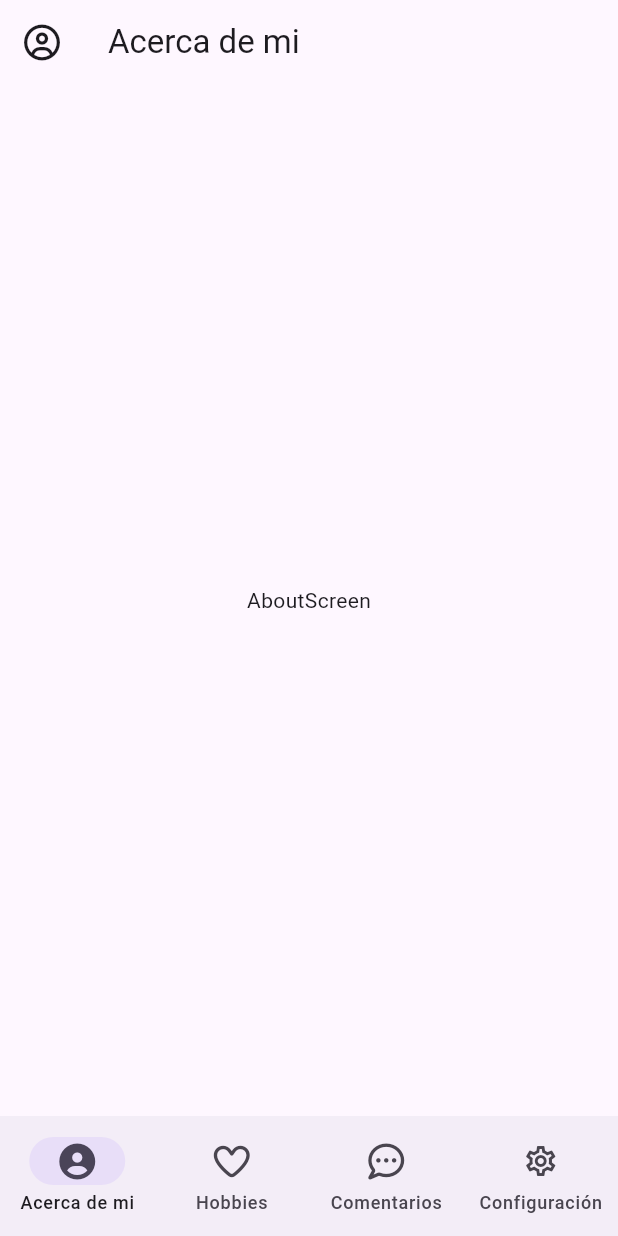
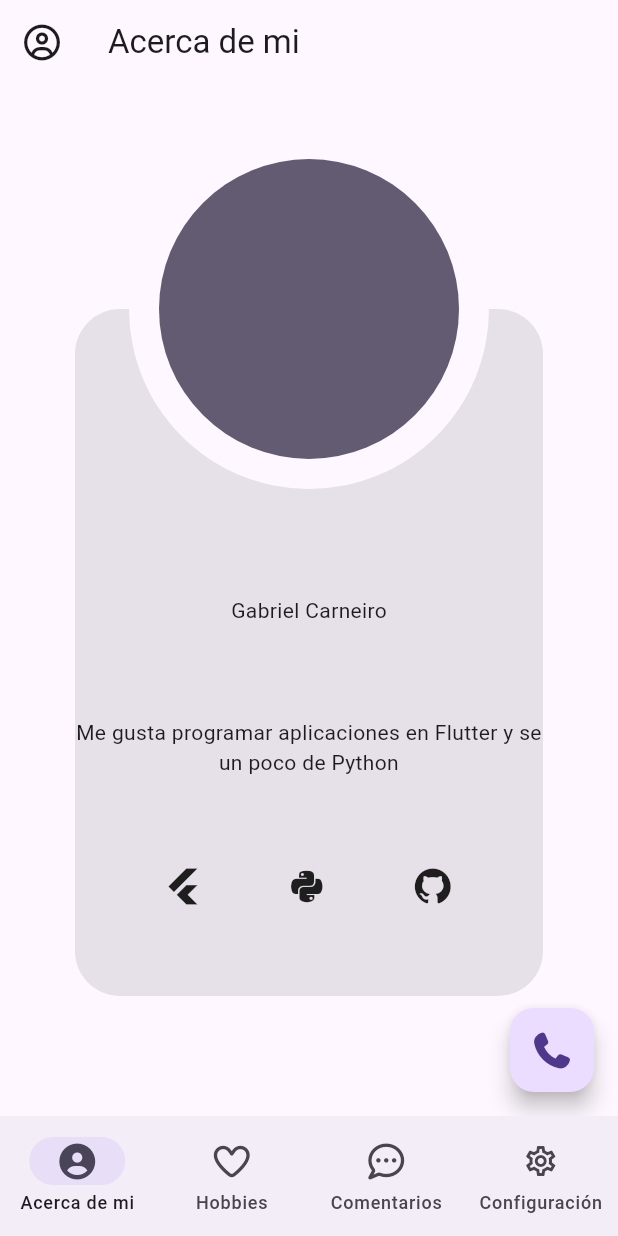
Before and after one commit to Acthel12/portafolio_gabriel, a Flutter app: the screen it shows after launch, on a phone screen of 412 x 824 dp. Run offline on Flutter 3.47's test engine with Material 3 defaults, Android fonts, the phone set to English and light mode, and no system bars; drawn by our look-alikes of flutter_expandable_fab; our stand-ins replace font_awesome_flutter.

Commit message:
feat(about): agregar pantalla de información con FAB expandible y descripción feat(languages): añadir nuevas cadenas de texto para la pantalla de información fix(main): desactivar banner de modo de depuración chore(dependencies): agregar flutter_expandable_fab como dependencia

```diff
--- a/lib/languages/languages.dart
+++ b/lib/languages/languages.dart
@@ -10,4 +10,16 @@ class Languages {
   static String config() {
     return ['Configuración', 'Config'][selectedLanguageIndex];
   }
+  static String description() {
+    return ['Me gusta programar aplicaciones en Flutter y se un poco de Python', 'I like programming applications in Flutter and I know a little bit about Python'][selectedLanguageIndex];
+  }
+  static String FAB1() {
+    return ['Informacion Completa', 'Complete Information'][selectedLanguageIndex];
+  }
+  static String FAB2() {
+    return ['Teléfono', 'Phone'][selectedLanguageIndex];
+  }
+  static String FAB3() {
+    return ['Correo', 'Mail'][selectedLanguageIndex];
+  }
 }
--- a/lib/main.dart
+++ b/lib/main.dart
@@ -10,7 +10,8 @@ class MainApp extends StatelessWidget {
 
   @override
   Widget build(BuildContext context) {
-    return  MaterialApp(
+    return MaterialApp(
+      debugShowCheckedModeBanner: false,
       routes: AppRoutes.routes,
       initialRoute: AppRoutes.initialRoute,
     );
--- a/lib/screens/about_screen.dart
+++ b/lib/screens/about_screen.dart
@@ -1,14 +1,133 @@
 import 'package:flutter/material.dart';
+import 'package:flutter_expandable_fab/flutter_expandable_fab.dart';
+import 'package:font_awesome_flutter/font_awesome_flutter.dart';
+import 'package:portafolio_gabriel/languages/languages.dart';
 
 class AboutScreen extends StatelessWidget {
-
   const AboutScreen({super.key});
 
   @override
   Widget build(BuildContext context) {
-    return const Scaffold(
-      body: Center(
-         child: Text('AboutScreen'),
+    final themeColors = Theme.of(context).colorScheme;
+
+
+    return Scaffold(
+      floatingActionButtonLocation: ExpandableFab.location,
+      floatingActionButton: ExpandableFab(
+        openButtonBuilder: RotateFloatingActionButtonBuilder(
+          child: const FaIcon(FontAwesomeIcons.phone),
+          fabSize: ExpandableFabSize.regular,
+        ),
+        childrenAnimation: ExpandableFabAnimation.none,
+        type: ExpandableFabType.up,
+        distance: 70,
+        overlayStyle: ExpandableFabOverlayStyle(
+          color: Colors.white.withValues(alpha: 0.9),
+        ),
+        children: [
+          Row(
+            children: [
+              Text(Languages.FAB1()),
+              const SizedBox(width: 20),
+              FloatingActionButton.small(
+                child: const FaIcon(FontAwesomeIcons.info),
+                onPressed: () {},
+              ),
+            ],
+          ),
+          Row(
+            children: [
+              Text(Languages.FAB2()),
+              const SizedBox(width: 20),
+              FloatingActionButton.small(
+                child: const FaIcon(FontAwesomeIcons.phoneVolume),
+                onPressed: () {},
+              ),
+            ],
+          ),
+          Row(
+            children: [
+              Text(Languages.FAB3()),
+              const SizedBox(width: 20),
+              FloatingActionButton.small(
+                child: const FaIcon(FontAwesomeIcons.envelope),
+                onPressed: () {},
+              ),
+            ],
+          ),
+          Row(
+            children: [
+              const Text('Github'),
+              const SizedBox(width: 20),
+              FloatingActionButton.small(
+                child: const FaIcon(FontAwesomeIcons.github),
+                onPressed: () {},
+              ),
+            ],
+          ),
+        ],
+      ),
+      body: Stack(
+        children: [
+          Center(
+            child: Padding(
+              padding: const EdgeInsets.only(
+                top: 150,
+                bottom: 80,
+                right: 50,
+                left: 50,
+              ),
+              child: Stack(
+                alignment: Alignment.topCenter,
+                clipBehavior: Clip.none,
+                children: [
+                  SizedBox.expand(
+                    child: Container(
+                      padding: const EdgeInsets.only(top: 130),
+                      decoration: BoxDecoration(
+                        color: themeColors.surfaceContainerHighest,
+                        borderRadius: const BorderRadius.all(Radius.circular(30)),
+                      ),
+                      child: Column(
+                        mainAxisAlignment: MainAxisAlignment.spaceEvenly,
+                        children: [
+                          const Text('Gabriel Carneiro'),
+                          Text(
+                            Languages.description(),
+                            textAlign: TextAlign.center,
+                          ),
+                          const Row(
+                            mainAxisAlignment: MainAxisAlignment.spaceEvenly,
+                            children: [
+                              FaIcon(FontAwesomeIcons.flutter),
+                              FaIcon(FontAwesomeIcons.python),
+                              FaIcon(FontAwesomeIcons.github),
+                            ],
+                          ),
+                        ],
+                      ),
+                    ),
+                  ),
+                  Positioned(
+                    top: -120,
+                    child: Container(
+                      padding: const EdgeInsets.all(20),
+                      height: 240,
+                      width: 240,
+                      decoration: BoxDecoration(
+                        color: themeColors.surface,
+                        shape: BoxShape.circle,
+                      ),
+                      child: CircleAvatar(
+                        backgroundColor: themeColors.secondary,
+                      ),
+                    ),
+                  ),
+                ],
+              ),
+            ),
+          ),
+        ],
       ),
     );
   }
--- a/lib/screens/home_screen.dart
+++ b/lib/screens/home_screen.dart
@@ -1,10 +1,7 @@
 import 'package:flutter/material.dart';
 import 'package:font_awesome_flutter/font_awesome_flutter.dart';
 import 'package:portafolio_gabriel/languages/languages.dart';
-import 'package:portafolio_gabriel/screens/about_screen.dart';
-import 'package:portafolio_gabriel/screens/comment_screen.dart';
-import 'package:portafolio_gabriel/screens/config_screen.dart';
-import 'package:portafolio_gabriel/screens/hobbies_screen.dart';
+import 'package:portafolio_gabriel/screens/screens.dart';
 import 'package:portafolio_gabriel/widgets/widgets.dart';
 
 class HomeScreen extends StatefulWidget {
--- a/pubspec.yaml
+++ b/pubspec.yaml
@@ -9,6 +9,7 @@ environment:
 dependencies:
   flutter:
     sdk: flutter
+  flutter_expandable_fab: ^2.5.2
   font_awesome_flutter: ^11.0.0
 
 dev_dependencies:
@@ -18,3 +19,5 @@ dev_dependencies:
 
 flutter:
   uses-material-design: true
+  assets:
+    - assets/
```
Also changed, not shown: pubspec.lock.
